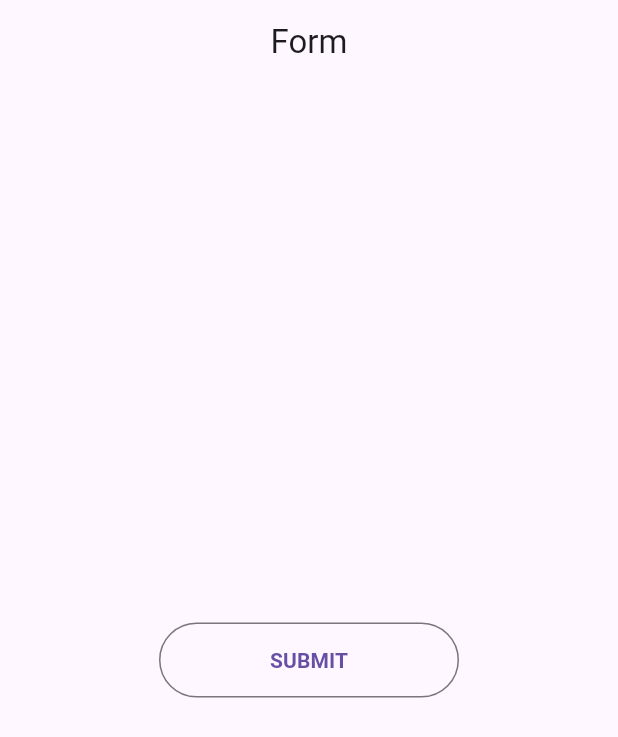
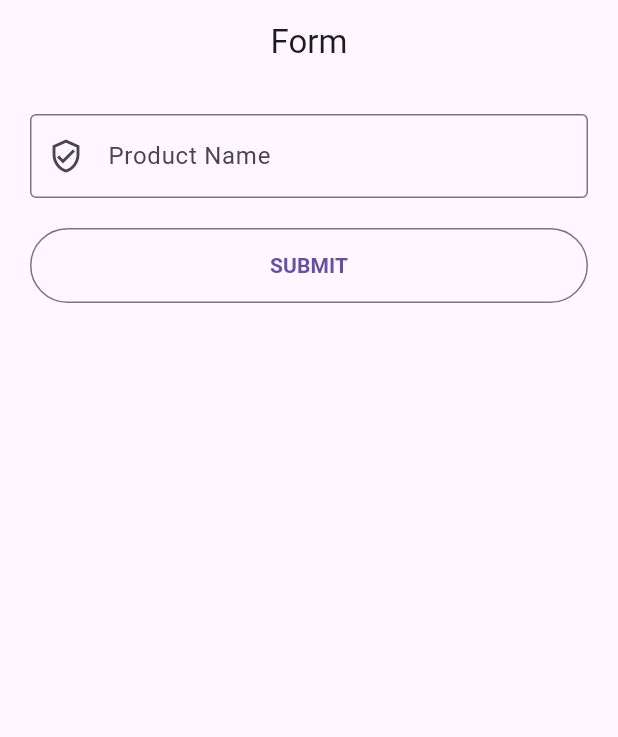
Before and after one commit to yudamuliawan07/fluter, a Flutter app: the screen it shows after launch, on a phone screen of 412 x 824 dp. Shown: the top 737 px of the screen. Run offline on Flutter 3.47's test engine with Material 3 defaults, Android fonts, the phone set to English and light mode, and no system bars.

Commit message:
Text Form Field With Controller

```diff
--- a/firstproject/lib/form.dart
+++ b/firstproject/lib/form.dart
@@ -9,6 +9,24 @@ class MyForm extends StatefulWidget {
 }
 
 class _MyFormState extends State<MyForm> {
+
+  var _productName;
+
+  final _productController = TextEditingController();
+
+
+  @override
+  void dispose() {
+    _productController.dispose();
+    super.dispose();
+  }
+
+  void _updateText(val){
+    setState(() {
+      _productName = _productController.text;
+    });
+  }
+
   @override
   Widget build(BuildContext context) {
     return Scaffold(
@@ -16,14 +34,34 @@ class _MyFormState extends State<MyForm> {
         title: Text("Form"),
         centerTitle: true,
       ),
-      body: Center(
-        child: OutlinedButton(
+      body: Container(
+        padding: EdgeInsets.all(20.0),
+        child: ListView(
+          children: [
+            TextFormField(
+              controller: _productController,
+              decoration: InputDecoration(
+                labelText: "Product Name",
+                prefixIcon: Icon(Icons.verified_user_outlined),
+                border: OutlineInputBorder(),
+              ),
+            ),
+            SizedBox(height: 20.0,),
+            myBtn(context)
+          ],
+        ),
+      ),
+    );
+  }
+
+  OutlinedButton myBtn(BuildContext context) {
+    return OutlinedButton(
         style: OutlinedButton.styleFrom(minimumSize: const Size(200, 50)),
         onPressed: () {
           Navigator.push(
             context,
             MaterialPageRoute(builder: (context) {
-                return Details();
+              return Details(productName: _productController.text,);
             }),
           );
         },
@@ -31,8 +69,6 @@ class _MyFormState extends State<MyForm> {
           "Submit".toUpperCase(),
           style: const TextStyle(fontWeight: FontWeight.bold),
         ),
-        ),
-      ),
       );
   }
 }
```
Also changed, not shown: firstproject/lib/detail.dart (+14 -4 lines). Lines whose indentation alone changed are shown as unchanged.
